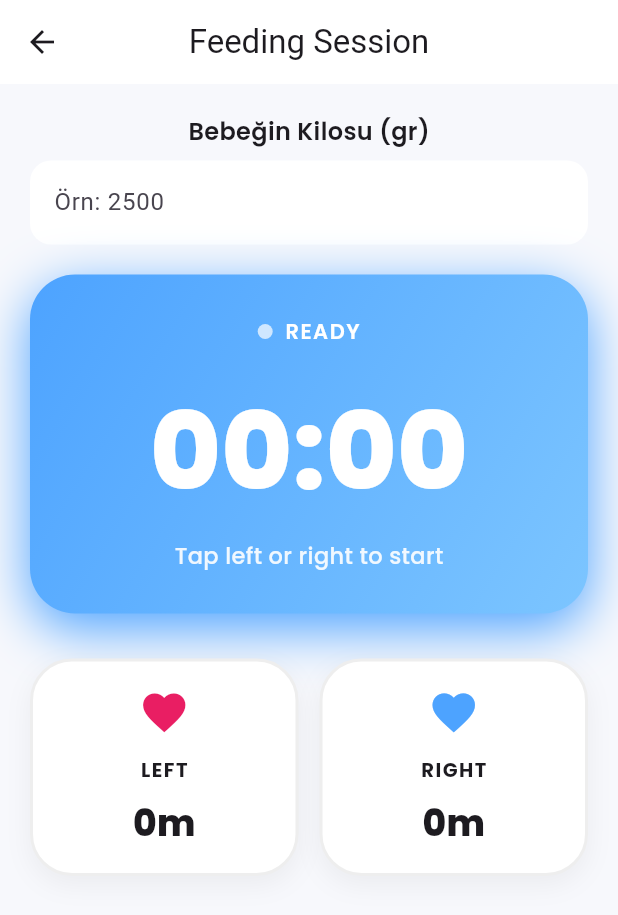
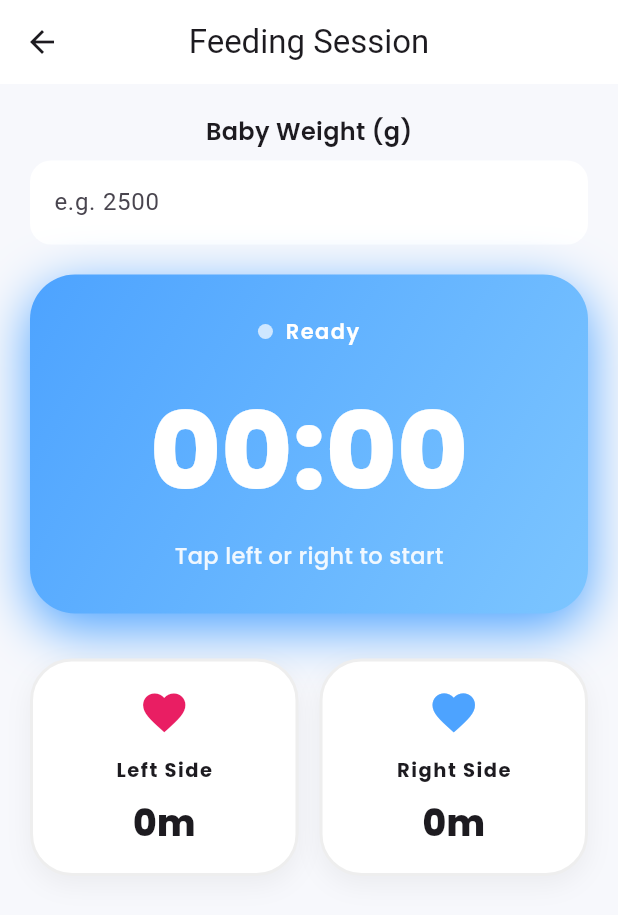
Before and after one commit to m3hm3tcan/Leyumi, a Flutter app: the FeedingScreen screen opened directly, on a phone screen of 412 x 824 dp. Shown: the top 915 px of the screen. Run offline on Flutter 3.47's test engine with Material 3 defaults, Android fonts, the phone set to English and light mode, and no system bars; our stand-ins replace google_fonts, lottie, shared_preferences; accounts and stored records are empty.

Commit message:
dil eklendi

```diff
--- a/lib/features/feeding/feeding_screen.dart
+++ b/lib/features/feeding/feeding_screen.dart
@@ -1,7 +1,7 @@
 import 'package:flutter/material.dart';
 import 'package:google_fonts/google_fonts.dart';
+import 'package:babyfeedpro/l10n/app_localizations.dart';
 import 'feeding_controller.dart';
-import 'feeding_session.dart';
 import 'feeding_entry.dart';
 import '../../services/feeding_storage.dart';
 
@@ -122,12 +122,13 @@ class _FeedingScreenState extends State<FeedingScreen> {
 
   @override
   Widget build(BuildContext context) {
+    final l10n = AppLocalizations.of(context);
     final entries = controller.currentSession?.entries ?? [];
 
     return Scaffold(
       backgroundColor: const Color(0xffF7F8FC),
       appBar: AppBar(
-        title: const Text("Feeding Session"),
+        title: Text(l10n.feedingSessionTitle),
         centerTitle: true,
         backgroundColor: Colors.white,
         elevation: 0,
@@ -143,7 +144,7 @@ class _FeedingScreenState extends State<FeedingScreen> {
             // -----------------------------
             if (controller.currentSession == null) ...[
               Text(
-                "Bebeğin Kilosu (gr)",
+                l10n.babyWeightGr,
                 style: GoogleFonts.poppins(fontSize: 16, fontWeight: FontWeight.w600, decoration: TextDecoration.none,),
               ),
               const SizedBox(height: 8),
@@ -151,7 +152,7 @@ class _FeedingScreenState extends State<FeedingScreen> {
                 controller: startWeightCtrl,
                 keyboardType: TextInputType.number,
                 decoration: InputDecoration(
-                  hintText: "Örn: 2500",
+                  hintText: l10n.exampleWeight,
                   filled: true,
                   fillColor: Colors.white,
                   border: OutlineInputBorder(
@@ -211,8 +212,8 @@ class _FeedingScreenState extends State<FeedingScreen> {
 
                       Text(
                         activeSide != null
-                            ? "LIVE SESSION"
-                            : "READY",
+                            ? l10n.liveSession
+                            : l10n.ready,
                         style: GoogleFonts.poppins(
                           color: Colors.white,
                           fontWeight: FontWeight.w600,
@@ -237,12 +238,12 @@ class _FeedingScreenState extends State<FeedingScreen> {
 
                   Text(
                     activeSide == null
-                        ? "Tap left or right to start"
+                        ? l10n.tapLeftOrRightToStart
                         : activeSide == FeedingSide.left
-                            ? "LEFT SIDE"
-                            : "RIGHT SIDE",
+                            ? l10n.leftSide
+                            : l10n.rightSide,
                     style: GoogleFonts.poppins(
-                      color: Colors.white.withOpacity(0.9),
+                      color: Colors.white.withAlpha(230),
                       fontSize: 15,
                       fontWeight: FontWeight.w500,
                     ),
@@ -279,7 +280,7 @@ class _FeedingScreenState extends State<FeedingScreen> {
                         ),
                         boxShadow: [
                           BoxShadow(
-                            color: Colors.black.withOpacity(0.05),
+                            color: Colors.black.withAlpha(13),
                             blurRadius: 14,
                             offset: const Offset(0, 6),
                           )
@@ -297,7 +298,7 @@ class _FeedingScreenState extends State<FeedingScreen> {
                           const SizedBox(height: 12),
 
                           Text(
-                            "LEFT",
+                            l10n.leftSide,
                             style: GoogleFonts.poppins(
                               fontWeight: FontWeight.w700,
                               fontSize: 13,
@@ -327,9 +328,9 @@ class _FeedingScreenState extends State<FeedingScreen> {
                                   color: Colors.pink,
                                   borderRadius: BorderRadius.circular(20),
                                 ),
-                                child: const Text(
-                                  "LIVE",
-                                  style: TextStyle(
+                                child: Text(
+                                  l10n.live,
+                                  style: const TextStyle(
                                     color: Colors.white,
                                     fontSize: 11,
                                     fontWeight: FontWeight.w700,
@@ -367,7 +368,7 @@ class _FeedingScreenState extends State<FeedingScreen> {
                         ),
                         boxShadow: [
                           BoxShadow(
-                            color: Colors.black.withOpacity(0.05),
+                            color: Colors.black.withAlpha(13),
                             blurRadius: 14,
                             offset: const Offset(0, 6),
                           )
@@ -385,7 +386,7 @@ class _FeedingScreenState extends State<FeedingScreen> {
                           const SizedBox(height: 12),
 
                           Text(
-                            "RIGHT",
+                            l10n.rightSide,
                             style: GoogleFonts.poppins(
                               fontWeight: FontWeight.w700,
                               fontSize: 13,
@@ -415,9 +416,9 @@ class _FeedingScreenState extends State<FeedingScreen> {
                                   color: Color(0xff4DA3FF),
                                   borderRadius: BorderRadius.circular(20),
                                 ),
-                                child: const Text(
-                                  "LIVE",
-                                  style: TextStyle(
+                                child: Text(
+                                  l10n.live,
+                                  style: const TextStyle(
                                     color: Colors.white,
                                     fontSize: 11,
                                     fontWeight: FontWeight.w700,
@@ -447,7 +448,7 @@ class _FeedingScreenState extends State<FeedingScreen> {
                       borderRadius: BorderRadius.circular(16)),
                 ),
                 child: Text(
-                  "Durdur",
+                  l10n.stop,
                   style: GoogleFonts.poppins(
                       fontSize: 18, fontWeight: FontWeight.w600),
                 ),
@@ -469,7 +470,7 @@ class _FeedingScreenState extends State<FeedingScreen> {
             // -----------------------------
             if (entries.isNotEmpty && activeSide == null) ...[
               Text(
-                "Feeding Sonrası Kilo (gr)",
+                l10n.feedingAfterWeight,
                 style: GoogleFonts.poppins(fontSize: 16, fontWeight: FontWeight.w600),
               ),
               const SizedBox(height: 8),
@@ -477,7 +478,7 @@ class _FeedingScreenState extends State<FeedingScreen> {
                 controller: endWeightCtrl,
                 keyboardType: TextInputType.number,
                 decoration: InputDecoration(
-                  hintText: "Örn: 2550",
+                  hintText: l10n.exampleWeight,
                   filled: true,
                   fillColor: Colors.white,
                   border: OutlineInputBorder(
@@ -498,7 +499,7 @@ class _FeedingScreenState extends State<FeedingScreen> {
                       borderRadius: BorderRadius.circular(16)),
                 ),
                 child: Text(
-                  "Kaydet",
+                  l10n.save,
                   style: GoogleFonts.poppins(
                       fontSize: 18, fontWeight: FontWeight.w600),
                 ),
@@ -511,6 +512,7 @@ class _FeedingScreenState extends State<FeedingScreen> {
   }
 
   Widget buildSimpleSummary(List<FeedingEntry> entries) {
+    final l10n = AppLocalizations.of(context);
     Duration left = Duration.zero;
     Duration right = Duration.zero;
 
@@ -540,7 +542,7 @@ class _FeedingScreenState extends State<FeedingScreen> {
         borderRadius: BorderRadius.circular(22),
         boxShadow: [
           BoxShadow(
-            color: Colors.black.withOpacity(0.06),
+            color: Colors.black.withAlpha(15),
             blurRadius: 18,
             offset: const Offset(0, 6),
           )
@@ -550,7 +552,7 @@ class _FeedingScreenState extends State<FeedingScreen> {
         crossAxisAlignment: CrossAxisAlignment.start,
         children: [
           Text(
-            "Feeding Özeti",
+            l10n.feedingSummary,
             style: GoogleFonts.poppins(
               fontSize: 16,
               fontWeight: FontWeight.w600,
@@ -591,7 +593,7 @@ class _FeedingScreenState extends State<FeedingScreen> {
                 crossAxisAlignment: CrossAxisAlignment.start,
                 children: [
                   Text(
-                    "Sol",
+                    l10n.leftLabel,
                     style: GoogleFonts.poppins(
                       fontWeight: FontWeight.w600,
                       color: Colors.blue,
@@ -612,7 +614,7 @@ class _FeedingScreenState extends State<FeedingScreen> {
                 crossAxisAlignment: CrossAxisAlignment.end,
                 children: [
                   Text(
-                    "Sağ",
+                    l10n.rightLabel,
                     style: GoogleFonts.poppins(
                       fontWeight: FontWeight.w600,
                       color: Colors.pink,
@@ -635,7 +637,7 @@ class _FeedingScreenState extends State<FeedingScreen> {
 
           Center(
             child: Text(
-              "Toplam: ${fmt(total)}",
+              "${l10n.totalLabel}: ${fmt(total)}",
               style: GoogleFonts.poppins(
                 fontWeight: FontWeight.w600,
               ),
--- a/lib/l10n/app_localizations.dart
+++ b/lib/l10n/app_localizations.dart
@@ -61,6 +61,13 @@ class AppLocalizations {
       'brown': 'Brown',
       'green': 'Green',
       'black': 'Black',
+      'noFeedingSessionsYet': 'No feeding sessions yet',
+      'startFeedingSessionHint': 'Start a feeding session to track your baby\'s feeding history in a clean timeline.',
+      'totalFeedingDuration': 'Total feeding duration',
+      'milk': 'Milk',
+      'average': 'Average',
+      'sessions': 'Sessions',
+      'totalFeedingTime': 'Total feeding time',
       'comingSoon': 'Coming soon',
       'babyInfoTitle': 'Baby Information',
       'babyNameLabel': 'Baby Name',
@@ -150,6 +157,13 @@ class AppLocalizations {
       'brown': 'Kahverengi',
       'green': 'Yeşil',
       'black': 'Siyah',
+      'noFeedingSessionsYet': 'Henüz beslenme kaydı yok',
+      'startFeedingSessionHint': 'Temiz bir zaman çizelgesinde bebeğinizin beslenme geçmişini takip etmek için bir beslenme seansı başlatın.',
+      'totalFeedingDuration': 'Toplam beslenme süresi',
+      'milk': 'Süt',
+      'average': 'Ortalama',
+      'sessions': 'Oturumlar',
+      'totalFeedingTime': 'Toplam beslenme süresi',
       'comingSoon': 'Yakında',
       'babyInfoTitle': 'Bebek Bilgileri',
       'babyNameLabel': 'Bebek Adı',
@@ -221,6 +235,13 @@ class AppLocalizations {
   String get undo => _getString('undo');
   String get today => _getString('today');
   String get older => _getString('older');
+  String get noFeedingSessionsYet => _getString('noFeedingSessionsYet');
+  String get startFeedingSessionHint => _getString('startFeedingSessionHint');
+  String get totalFeedingDuration => _getString('totalFeedingDuration');
+  String get milk => _getString('milk');
+  String get average => _getString('average');
+  String get sessions => _getString('sessions');
+  String get totalFeedingTime => _getString('totalFeedingTime');
   String get entryDeleted => _getString('entryDeleted');
   String get swipeToDelete => _getString('swipeToDelete');
   String get swipeHintInfo => _getString('swipeHintInfo');
--- a/pubspec.yaml
+++ b/pubspec.yaml
@@ -38,11 +38,10 @@ dependencies:
   # Use with the CupertinoIcons class for iOS style icons.
   cupertino_icons: ^1.0.8
   shared_preferences: ^2.5.5
+  google_fonts: ^8.1.0
 dev_dependencies:
   flutter_test:
     sdk: flutter
-
-  google_fonts: ^8.1.0
 
   # The "flutter_lints" package below contains a set of recommended lints to
   # encourage good coding practices. The lint set provided by the package is
```
Also changed, not shown: lib/features/history/tabs/feeding_tab.dart (+23 -22 lines), lib/features/history/widgets/session_card.dart (+9 -7 lines), lib/features/history/widgets/today_summary_card.dart (+11 -9 lines), pubspec.lock.
